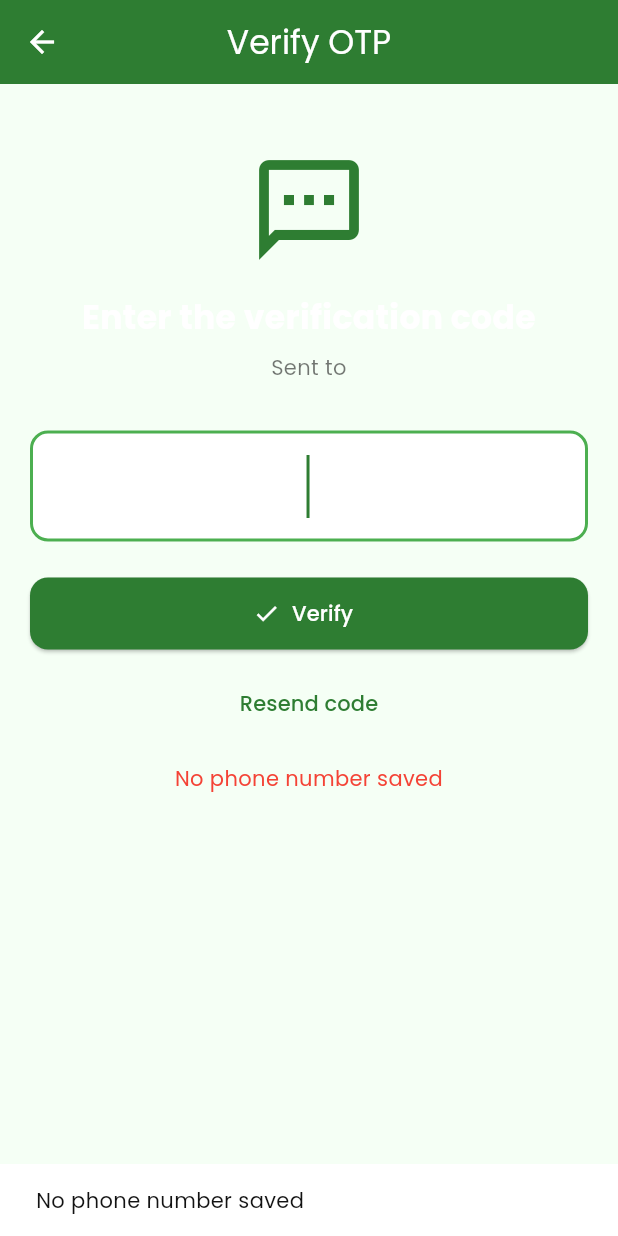
After one commit to atiakaniz/PushtiRanna, a Flutter app: the OtpScreen screen opened by its route, after a tap on "Resend code", on a phone screen of 412 x 824 dp. The commit adds this screen. Run offline on Flutter 3.47's test engine with Material 3 defaults, Android fonts, the phone set to English and light mode, and no system bars; our stand-ins replace get, google_fonts, hive, hive_flutter, share_plus; accounts and stored records are empty.

Commit message:
Re-activate OTP and subscription flow via bdapps backend

```diff
--- a/lib/controllers/phone_auth_controller.dart
+++ b/lib/controllers/phone_auth_controller.dart
@@ -1,37 +1,44 @@
 import 'package:get/get.dart';
 import 'package:hive_flutter/hive_flutter.dart';
 
-/// Phone-number entry controller.
-/// Pure local persistence via Hive — no server / OTP / subscription.
+import '../services/bdapps_service.dart';
+
+/// Phone-number entry + bdapps subscription controller.
+///
+/// Phone persistence is local-only (Hive). Subscription/OTP go through the
+/// [BdappsService] against `https://pushtiranna.nestorabyatia.xyz`.
 class PhoneAuthController extends GetxController {
   static const _boxName = 'settings';
   static const _phoneKey = 'saved_phone';
 
   final RxString currentPhone = ''.obs;
   final RxBool isLoading = false.obs;
+  final RxString lastError = ''.obs;
+
+  /// Returned by `sendOtp` and required by `verifyOtp`.
+  final RxnString referenceNo = RxnString();
 
   Box<String> get _box => Hive.box<String>(_boxName);
 
-  /// Persists the chosen phone number locally.
+  // -- local persistence -----------------------------------------------------
+
   Future<void> savePhone(String phone) async {
     currentPhone.value = phone;
     await _box.put(_phoneKey, phone);
   }
 
-  /// Returns the locally-saved phone, or null if none is saved.
   Future<String?> getSavedPhone() async {
     final p = _box.get(_phoneKey);
     currentPhone.value = p ?? '';
     return p;
   }
 
-  /// Removes the saved phone number (e.g. "Edit number" button).
   Future<void> clearSavedPhone() async {
     currentPhone.value = '';
+    referenceNo.value = null;
     await _box.delete(_phoneKey);
   }
 
-  /// Normalises to E.164 — Bangladesh assumed if no country code is given.
   String normalizePhone(String input) {
     var p = input.trim().replaceAll(RegExp(r'\s+'), '');
     if (p.startsWith('+')) return p;
@@ -43,6 +50,101 @@ class PhoneAuthController extends GetxController {
   bool isValidPhone(String phone) =>
       RegExp(r'^\+\d{10,15}$').hasMatch(phone);
 
+  // -- bdapps API ------------------------------------------------------------
+
+  /// `true` if the user is subscribed on the server.
+  Future<bool> checkSubscription() async {
+    final phone = currentPhone.value;
+    if (phone.isEmpty) return false;
+    isLoading.value = true;
+    lastError.value = '';
+    try {
+      final data = await BdappsService.checkSubscription(phone);
+      final v = data['isSubscribed'];
+      return v == true || v == 'true';
+    } on BdappsException catch (e) {
+      lastError.value = e.message;
+      return false;
+    } catch (e) {
+      lastError.value = 'Could not check subscription: $e';
+      return false;
+    } finally {
+      isLoading.value = false;
+    }
+  }
+
+  /// Sends a 6-digit OTP. Stores the `referenceNo` for the next step.
+  Future<bool> sendOtp() async {
+    final phone = currentPhone.value;
+    if (phone.isEmpty) {
+      lastError.value = 'No phone number saved';
+      return false;
+    }
+    isLoading.value = true;
+    lastError.value = '';
+    try {
+      final data = await BdappsService.sendOtp(phone);
+      final ref = data['referenceNo']?.toString();
+      if (ref == null || ref.isEmpty) {
+        lastError.value = 'No reference number returned';
+        return false;
+      }
+      referenceNo.value = ref;
+      return true;
+    } on BdappsException catch (e) {
+      lastError.value = e.message;
+      return false;
+    } catch (e) {
+      lastError.value = 'Could not send OTP: $e';
+      return false;
+    } finally {
+      isLoading.value = false;
+    }
+  }
+
+  /// Verifies [otp] using the stored reference number.
+  Future<bool> verifyOtp(String otp) async {
+    final ref = referenceNo.value;
+    if (ref == null) {
+      lastError.value = 'No OTP request in progress';
+      return false;
+    }
+    isLoading.value = true;
+    lastError.value = '';
+    try {
+      final data = await BdappsService.verifyOtp(otp, ref);
+      final ok = data['isValid'] == true || data['isValid'] == 'true';
+      if (!ok) lastError.value = 'Invalid OTP';
+      return ok;
+    } on BdappsException catch (e) {
+      lastError.value = e.message;
+      return false;
+    } catch (e) {
+      lastError.value = 'Could not verify OTP: $e';
+      return false;
+    } finally {
+      isLoading.value = false;
+    }
+  }
+
+  Future<bool> unsubscribe() async {
+    isLoading.value = true;
+    lastError.value = '';
+    try {
+      final data = await BdappsService.unsubscribe(currentPhone.value);
+      return data['statusCode']?.toString() == '200' ||
+          data['status']?.toString().toLowerCase() == 'ok';
+    } on BdappsException catch (e) {
+      lastError.value = e.message;
+      return false;
+    } catch (e) {
+      lastError.value = 'Could not unsubscribe: $e';
+      return false;
+    } finally {
+      isLoading.value = false;
+    }
+  }
+
   @override
   void onInit() {
     super.onInit();
--- a/lib/routes/app_routes.dart
+++ b/lib/routes/app_routes.dart
@@ -6,6 +6,8 @@ import '../screens/settings_screen.dart';
 import '../screens/welcome_screen.dart';
 import '../screens/phone_screen.dart';
 import '../screens/gate_screen.dart';
+import '../screens/subscription_screen.dart';
+import '../screens/otp_screen.dart';
 
 class AppRoutes {
   static const WELCOME = '/welcome';
@@ -16,11 +18,15 @@ class AppRoutes {
 
   static const GATE = '/gate';
   static const PHONE = '/phone';
+  static const SUBSCRIPTION = '/subscription';
+  static const OTP = '/otp';
 
   static final routes = [
     GetPage(name: WELCOME, page: () => const WelcomeScreen()),
     GetPage(name: GATE, page: () => const GateScreen()),
     GetPage(name: PHONE, page: () => const PhoneScreen()),
+    GetPage(name: SUBSCRIPTION, page: () => const SubscriptionScreen()),
+    GetPage(name: OTP, page: () => const OtpScreen()),
     GetPage(name: HOME, page: () => HomeScreen()),
     GetPage(name: DETAIL, page: () => const DetailScreen()),
     GetPage(name: FAVORITE, page: () => const FavoriteScreen()),
--- /dev/null
+++ b/lib/screens/otp_screen.dart
@@ -0,0 +1,157 @@
+import 'package:flutter/material.dart';
+import 'package:flutter/services.dart';
+import 'package:get/get.dart';
+
+import '../controllers/phone_auth_controller.dart';
+import '../routes/app_routes.dart';
+
+/// 6-digit OTP verification screen. After success → HOME.
+class OtpScreen extends StatefulWidget {
+  const OtpScreen({super.key});
+
+  @override
+  State<OtpScreen> createState() => _OtpScreenState();
+}
+
+class _OtpScreenState extends State<OtpScreen> {
+  final _ctrl = TextEditingController();
+  final _focus = FocusNode();
+  final PhoneAuthController auth = Get.find();
+
+  @override
+  void initState() {
+    super.initState();
+    WidgetsBinding.instance.addPostFrameCallback((_) => _focus.requestFocus());
+  }
+
+  @override
+  void dispose() {
+    _ctrl.dispose();
+    _focus.dispose();
+    super.dispose();
+  }
+
+  Future<void> _verify() async {
+    final otp = _ctrl.text.trim();
+    if (otp.length != 6) {
+      _snack('Please enter the 6-digit code');
+      return;
+    }
+    final ok = await auth.verifyOtp(otp);
+    if (!mounted) return;
+    if (ok) {
+      Get.offAllNamed(AppRoutes.HOME);
+    } else if (auth.lastError.value.isNotEmpty) {
+      _snack(auth.lastError.value);
+    }
+  }
+
+  Future<void> _resend() async {
+    final ok = await auth.sendOtp();
+    if (!mounted) return;
+    _snack(ok ? 'OTP resent' : auth.lastError.value);
+  }
+
+  void _snack(String msg) {
+    ScaffoldMessenger.of(context).showSnackBar(
+      SnackBar(content: Text(msg)),
+    );
+  }
+
+  @override
+  Widget build(BuildContext context) {
+    return Scaffold(
+      backgroundColor: const Color(0xFFF5FFF5),
+      appBar: AppBar(
+        backgroundColor: const Color(0xFF2E7D32),
+        foregroundColor: Colors.white,
+        title: const Text('Verify OTP'),
+      ),
+      body: Padding(
+        padding: const EdgeInsets.all(20),
+        child: Column(
+          crossAxisAlignment: CrossAxisAlignment.stretch,
+          children: [
+            const SizedBox(height: 24),
+            const Icon(Icons.sms_outlined,
+                size: 80, color: Color(0xFF2E7D32)),
+            const SizedBox(height: 16),
+            const Text(
+              'Enter the verification code',
+              textAlign: TextAlign.center,
+              style: TextStyle(fontSize: 22, fontWeight: FontWeight.bold),
+            ),
+            const SizedBox(height: 8),
+            Text(
+              'Sent to ${auth.currentPhone.value}',
+              textAlign: TextAlign.center,
+              style: const TextStyle(fontSize: 14, color: Colors.black54),
+            ),
+            const SizedBox(height: 32),
+            TextField(
+              controller: _ctrl,
+              focusNode: _focus,
+              keyboardType: TextInputType.number,
+              maxLength: 6,
+              textAlign: TextAlign.center,
+              style: const TextStyle(
+                fontSize: 28,
+                letterSpacing: 12,
+                fontWeight: FontWeight.bold,
+              ),
+              decoration: InputDecoration(
+                counterText: '',
+                hintText: '------',
+                filled: true,
+                fillColor: Colors.white,
+                border: OutlineInputBorder(
+                  borderRadius: BorderRadius.circular(12),
+                ),
+              ),
+              inputFormatters: [
+                FilteringTextInputFormatter.digitsOnly,
+              ],
+              onSubmitted: (_) => _verify(),
+            ),
+            const SizedBox(height: 24),
+            Obx(() => SizedBox(
+                  height: 48,
+                  child: ElevatedButton.icon(
+                    onPressed: auth.isLoading.value ? null : _verify,
+                    icon: auth.isLoading.value
+                        ? const SizedBox(
+                            width: 18,
+                            height: 18,
+                            child: CircularProgressIndicator(
+                              strokeWidth: 2, color: Colors.white),
+                          )
+                        : const Icon(Icons.check),
+                    label: const Text('Verify'),
+                    style: ElevatedButton.styleFrom(
+                      backgroundColor: const Color(0xFF2E7D32),
+                      foregroundColor: Colors.white,
+                      shape: RoundedRectangleBorder(
+                          borderRadius: BorderRadius.circular(12)),
+                    ),
+                  ),
+                )),
+            const SizedBox(height: 12),
+            TextButton(
+              onPressed: _resend,
+              child: const Text('Resend code',
+                  style: TextStyle(color: Color(0xFF2E7D32))),
+            ),
+            const SizedBox(height: 16),
+            Obx(() => auth.lastError.value.isEmpty
+                ? const SizedBox.shrink()
+                : Text(
+                    auth.lastError.value,
+                    textAlign: TextAlign.center,
+                    style: const TextStyle(color: Colors.red),
+                  )),
+          ],
+        ),
+      ),
+    );
+  }
+}
--- /dev/null
+++ b/lib/services/bdapps_service.dart
@@ -0,0 +1,92 @@
+import 'dart:convert';
+import 'package:http/http.dart' as http;
+
+/// Thin client around the PushtiRanna bdapps backend
+/// (https://pushtiranna.nestorabyatia.xyz). All endpoints accept
+/// `application/x-www-form-urlencoded` bodies and return JSON-ish text.
+///
+/// Network errors and non-2xx responses are surfaced via thrown
+/// [BdappsException] so the controller layer can present them to the user.
+class BdappsException implements Exception {
+  final String message;
+  final int? statusCode;
+  BdappsException(this.message, {this.statusCode});
+
+  @override
+  String toString() => 'BdappsException($statusCode): $message';
+}
+
+class BdappsService {
+  static const _base = 'https://pushtiranna.nestorabyatia.xyz';
+  static const _headers = {
+    'Content-Type': 'application/x-www-form-urlencoded',
+  };
+
+  /// Initiates an OTP send to [mobile].
+  /// Expected response: { "statusCode": "200", "referenceNo": "..." }
+  static Future<Map<String, dynamic>> sendOtp(String mobile) async {
+    final res = await http.post(
+      Uri.parse('$_base/send_otp.php'),
+      headers: _headers,
+      body: {'user_mobile': mobile},
+    );
+    return _decode(res, 'sendOtp');
+  }
+
+  /// Verifies a 6-digit [otp] using [referenceNo] returned from [sendOtp].
+  /// Expected response: { "statusCode": "200", "isValid": true }
+  static Future<Map<String, dynamic>> verifyOtp(
+    String otp,
+    String referenceNo,
+  ) async {
+    final res = await http.post(
+      Uri.parse('$_base/verify_otp.php'),
+      headers: _headers,
+      body: {'Otp': otp, 'referenceNo': referenceNo},
+    );
+    return _decode(res, 'verifyOtp');
+  }
+
+  /// Returns the subscription status for [mobile].
+  /// Expected response: `{ "statusCode": "200", "isSubscribed": true }`
+  /// or `{ "statusCode": "200", "isSubscribed": false }`.
+  static Future<Map<String, dynamic>> checkSubscription(String mobile) async {
+    final res = await http.post(
+      Uri.parse('$_base/check_subscription.php'),
+      headers: _headers,
+      body: {'user_mobile': mobile},
+    );
+    return _decode(res, 'checkSubscription');
+  }
+
+  /// Cancels the subscription for [mobile].
+  static Future<Map<String, dynamic>> unsubscribe(String mobile) async {
+    final res = await http.post(
+      Uri.parse('$_base/unsubscribe.php'),
+      headers: _headers,
+      body: {'user_mobile': mobile},
+    );
+    return _decode(res, 'unsubscribe');
+  }
+
+  // -- helpers ---------------------------------------------------------------
+
+  static Map<String, dynamic> _decode(http.Response res, String op) {
+    if (res.statusCode < 200 || res.statusCode >= 300) {
+      throw BdappsException(
+        '$op failed: HTTP ${res.statusCode}',
+        statusCode: res.statusCode,
+      );
+    }
+    final raw = res.body.trim();
+    if (raw.isEmpty) return const {};
+    try {
+      final decoded = jsonDecode(raw);
+      if (decoded is Map<String, dynamic>) return decoded;
+      return {'value': decoded};
+    } on FormatException {
+      // Backend returned non-JSON (e.g. an HTML error page) — pass it through.
+      return {'raw': raw};
+    }
+  }
+}
--- a/pubspec.yaml
+++ b/pubspec.yaml
@@ -15,6 +15,7 @@ dependencies:
   hive: ^2.2.3
   hive_flutter: ^1.1.0
   path_provider: ^2.1.4
+  http: ^1.2.2
   google_fonts: ^6.3.0
   lottie: ^3.3.2
   share_plus: ^13.1.0
```
Also changed, not shown: lib/screens/gate_screen.dart (+9 -1 lines), lib/screens/phone_screen.dart (+9 -1 lines), lib/screens/subscription_screen.dart (added, +132 -0 lines), pubspec.lock, 4 other files.
